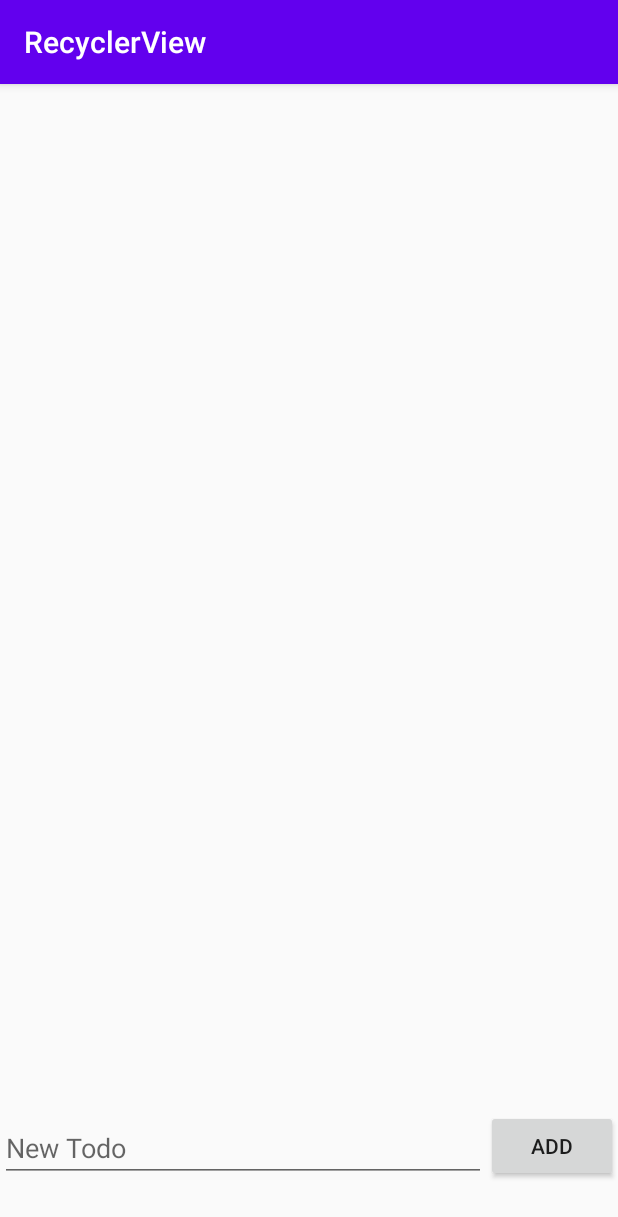
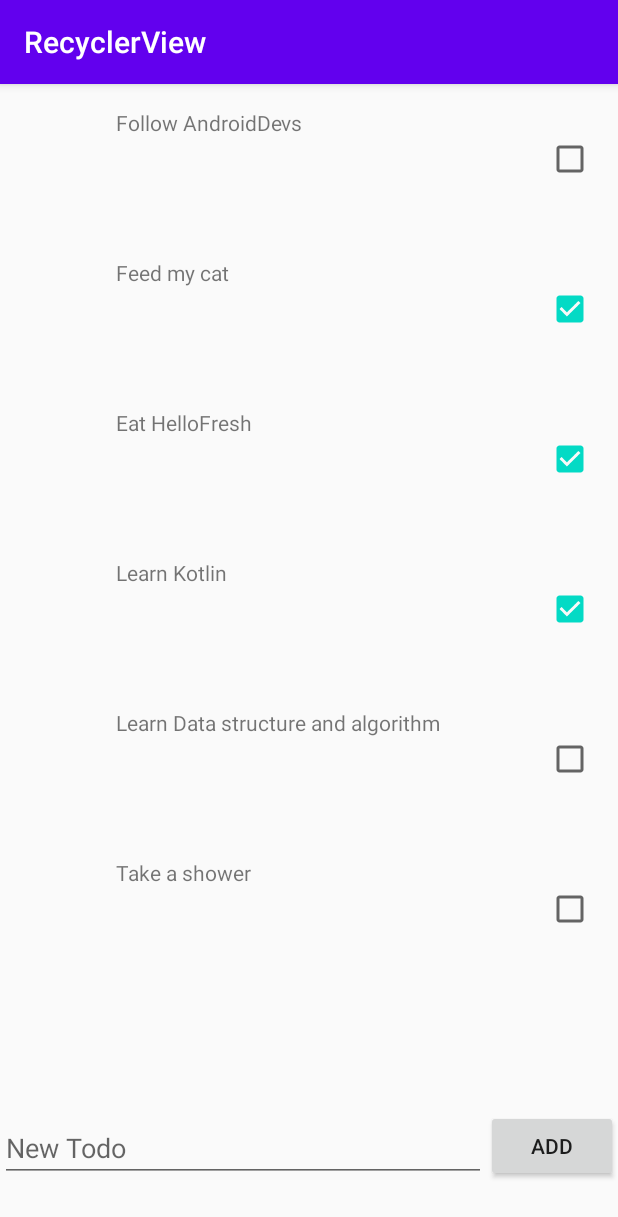
Before and after one commit to mutwakilmo/Android_Kotlin, an Android app: the screen it shows after launch (MainActivity), on a phone screen of 412 x 824 dp. Shown: the top 1217 px of the screen. Run offline under Robolectric (Android 15) with nearby library versions, the light colour scheme and no system bars.

Commit message:
RECYCLERVIEW

```diff
--- a/RecyclerView/app/src/main/java/com/mutwaakil/recyclerview/MainActivity.kt
+++ b/RecyclerView/app/src/main/java/com/mutwaakil/recyclerview/MainActivity.kt
@@ -2,10 +2,33 @@ package com.mutwaakil.recyclerview
 
 import androidx.appcompat.app.AppCompatActivity
 import android.os.Bundle
+import androidx.recyclerview.widget.LinearLayoutManager
+import kotlinx.android.synthetic.main.activity_main.*
 
 class MainActivity : AppCompatActivity() {
     override fun onCreate(savedInstanceState: Bundle?) {
         super.onCreate(savedInstanceState)
         setContentView(R.layout.activity_main)
+
+
+        var todoList = mutableListOf(
+            Todo("Follow AndroidDevs",false),
+            Todo("Feed my cat ",true),
+            Todo("Eat HelloFresh",true),
+            Todo("Learn Kotlin",true),
+            Todo("Learn Data structure and algorithm",false),
+            Todo("Take a shower",false)
+        )
+        val adapter = TodoAdapter(todoList)
+        rvTodos.adapter =adapter
+        rvTodos.layoutManager = LinearLayoutManager(this)
+
+        btnAddTodo.setOnClickListener {
+            val title = etTodo.text.toString()
+            val todo = Todo(title, false)
+            todoList.add(todo)
+
+            adapter.notifyItemInserted(todoList.size -1)
+        }
     }
 }
--- a/RecyclerView/app/src/main/java/com/mutwaakil/recyclerview/TodoAdapter.kt
+++ b/RecyclerView/app/src/main/java/com/mutwaakil/recyclerview/TodoAdapter.kt
@@ -1,13 +1,34 @@
 package com.mutwaakil.recyclerview
 
+import android.view.LayoutInflater
 import android.view.View
+import android.view.ViewGroup
 import androidx.recyclerview.widget.RecyclerView
+import kotlinx.android.synthetic.main.item_todo.view.*
 
 /**
  * Created by Mutwakil-Mo 🤩
  * Android Engineer,
  * Brussels
  */
-class TodoAdapter {
-    inner class TodoViewAdapter(itemView: View) :RecyclerView.ViewHolder(itemView)
+class TodoAdapter (
+    var todos: List<Todo>
+) :RecyclerView.Adapter<TodoAdapter.TodoViewHolder>(){
+    inner class TodoViewHolder(itemView: View) :RecyclerView.ViewHolder(itemView)
+
+    override fun onCreateViewHolder(parent: ViewGroup, viewType: Int): TodoViewHolder {
+      val view = LayoutInflater.from(parent.context).inflate(R.layout.item_todo, parent, false)
+        return TodoViewHolder(view)
+    }
+
+    override fun getItemCount(): Int {
+            return  todos.size
+    }
+
+    override fun onBindViewHolder(holder: TodoViewHolder, position: Int) {
+         holder.itemView.apply {
+             tvTitle.text = todos[position].title
+             cbDone.isChecked = todos[position].isChecked
+         }
+    }
 }
--- a/RecyclerView/app/src/main/res/layout/item_todo.xml
+++ b/RecyclerView/app/src/main/res/layout/item_todo.xml
@@ -1,6 +1,5 @@
 <?xml version="1.0" encoding="utf-8"?>
-<androidx.constraintlayout.widget.ConstraintLayout
-    xmlns:android="http://schemas.android.com/apk/res/android"
+<androidx.constraintlayout.widget.ConstraintLayout xmlns:android="http://schemas.android.com/apk/res/android"
     xmlns:app="http://schemas.android.com/apk/res-auto"
     xmlns:tools="http://schemas.android.com/tools"
     android:layout_width="match_parent"
@@ -10,19 +9,18 @@
 
     <TextView
         android:id="@+id/tvTitle"
-        android:layout_width="0dp"
-        android:layout_height="wrap_content"
+        android:layout_width="258dp"
+        android:layout_height="45dp"
         android:text="Title"
-        android:textSize="24sp"
-        app:layout_constraintBottom_toBottomOf="parent"
+        app:layout_constraintEnd_toEndOf="parent"
         app:layout_constraintStart_toStartOf="parent"
-        app:layout_constraintTop_toTopOf="parent" />
+        tools:layout_editor_absoluteY="16dp" />
 
     <CheckBox
         android:id="@+id/cbDone"
-        android:layout_width="wrap_content"
-        android:layout_height="wrap_content"
+        android:layout_width="0dp"
+        android:layout_height="28dp"
         app:layout_constraintBottom_toBottomOf="parent"
-        app:layout_constraintTop_toTopOf="parent"
-        tools:layout_editor_absoluteX="335dp" />
+        app:layout_constraintEnd_toEndOf="parent"
+        app:layout_constraintTop_toTopOf="parent" />
 </androidx.constraintlayout.widget.ConstraintLayout>
```
